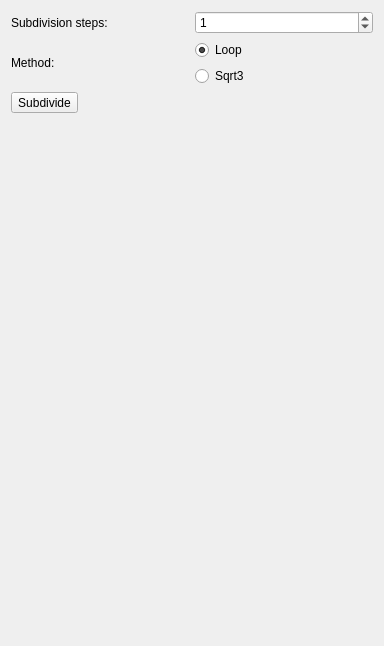
Above: Plugin-Subdivider/subdividerControls.ui from ShenRen/OpenFlipper before the change. Below: the same form after it.
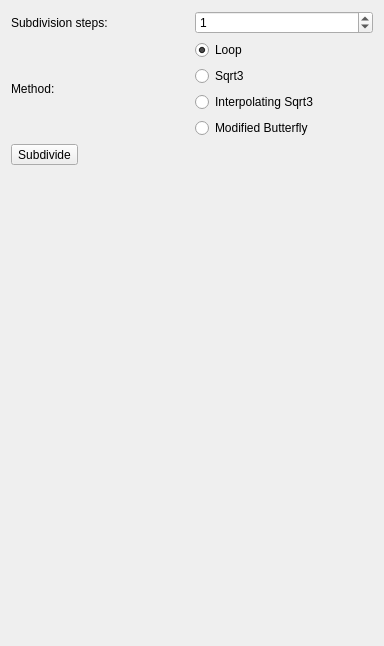
That is the form after the change.

Commit message: Added butterfly and interpolating sqrt3 from OpenMesh

```diff
--- a/Plugin-Subdivider/subdividerControls.ui
+++ b/Plugin-Subdivider/subdividerControls.ui
@@ -64,6 +64,28 @@
          </property>
         </widget>
        </item>
+       <item>
+        <widget class="QRadioButton" name="LabsikGreiner_radioButton">
+         <property name="toolTip">
+          <string>Interpolating Labsik Greiner Subdivider as described in &quot;interpolating sqrt(3) subdivision&quot; Labsik &amp; Greiner, 2000</string>
+         </property>
+         <property name="text">
+          <string>Interpolating Sqrt3</string>
+         </property>
+        </widget>
+       </item>
+       <item>
+        <widget class="QRadioButton" name="modifiedButterfly_radioButton">
+         <property name="toolTip">
+          <string>The modified butterfly scheme of Denis Zorin, Peter Schröder and Wim Sweldens, 
+``Interpolating subdivision for meshes with arbitrary topology,'' in Proceedings 
+of SIGGRAPH 1996, ACM SIGGRAPH, 1996, pp. 189-192.</string>
+         </property>
+         <property name="text">
+          <string>Modified Butterfly</string>
+         </property>
+        </widget>
+       </item>
       </layout>
      </item>
     </layout>
```
Left out of the diff: 7 changed lines with no effect on the pictures. The commit also changes 2 other files.
